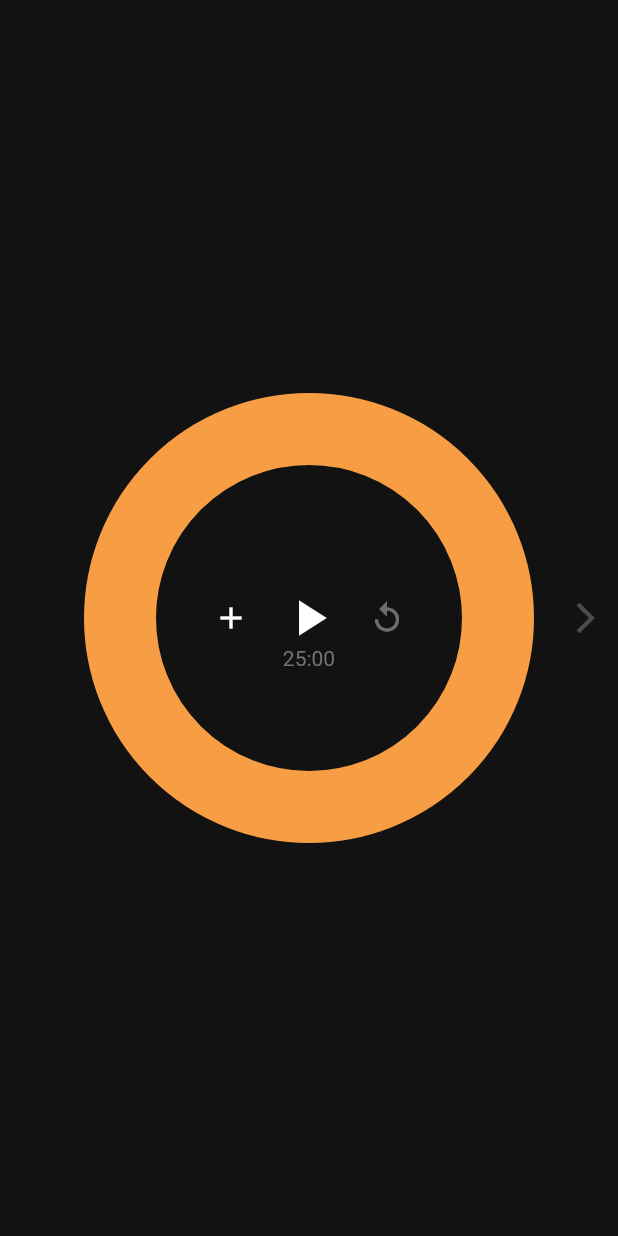
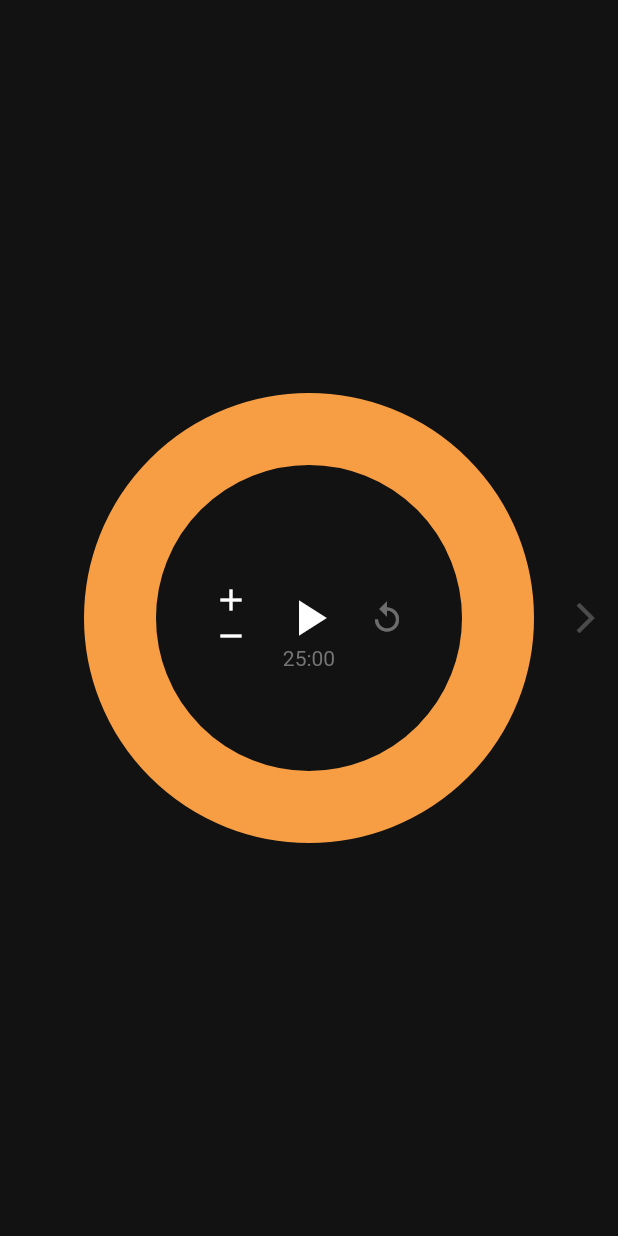
Before and after one commit to bridget462/duty, a Flutter app: the screen it shows after launch, after a tap on "START", on a phone screen of 412 x 824 dp. Run offline on Flutter 3.47's test engine with Material 2 defaults, Android fonts, the phone set to English and light mode, and no system bars; our stand-ins replace audioplayers, numberpicker; missing offline and left inert: screen; statements that could not run were skipped.

Commit message:
reduce btn added

```diff
--- a/lib/countdown_timer.dart
+++ b/lib/countdown_timer.dart
@@ -67,14 +67,6 @@ class _CountDownTimerState extends State<CountDownTimer>
     super.dispose();
   }
 
-  Future<void> _showPopUp() async {
-    if (widget.isFocusMode) {
-      showBreakAlert(context);
-    } else {
-      showLetsWorkAlert(context);
-    }
-  }
-
   void reset() {
     print('reset function called');
     countdownDuration = widget.initialCountDownDuration;
@@ -109,11 +101,11 @@ class _CountDownTimerState extends State<CountDownTimer>
     setState(() {});
   }
 
-  void addOneMin() {
-    print('addOneMin function called');
+  void adjastTimerLength(Duration duration) {
+    print('adjastTimerLength function called');
     // update remaining time
-    remainingTimeInDuration += Duration(minutes: 1);
-    countdownDuration += Duration(minutes: 1);
+    remainingTimeInDuration += duration;
+    countdownDuration += duration;
 
     controller = AnimationController(
       vsync: this,
@@ -296,9 +288,40 @@ class _CountDownTimerState extends State<CountDownTimer>
                                             MainAxisAlignment.center,
                                         children: <Widget>[
                                           // add one minute button
-                                          IconButton(
-                                            onPressed: addOneMin,
-                                            icon: Icon(Icons.add),
+                                          Column(
+                                            mainAxisAlignment:
+                                                MainAxisAlignment.center,
+                                            children: [
+                                              Padding(
+                                                padding:
+                                                    const EdgeInsets.symmetric(
+                                                        horizontal: 12.0),
+                                                child: InkWell(
+                                                  onTap: () {
+                                                    adjastTimerLength(
+                                                      Duration(minutes: 1),
+                                                    );
+                                                  },
+                                                  child: Icon(Icons.add),
+                                                ),
+                                              ),
+                                              Padding(
+                                                padding:
+                                                    const EdgeInsets.symmetric(
+                                                        horizontal: 12.0),
+                                                child: InkWell(
+                                                  onTap: () {
+                                                    if (remainingTimeInDuration >
+                                                        Duration(minutes: 1)) {
+                                                      adjastTimerLength(
+                                                        -Duration(minutes: 1),
+                                                      );
+                                                    }
+                                                  },
+                                                  child: Icon(Icons.remove),
+                                                ),
+                                              ),
+                                            ],
                                           ),
                                           // play / pause button
                                           AnimatedBuilder(
```
